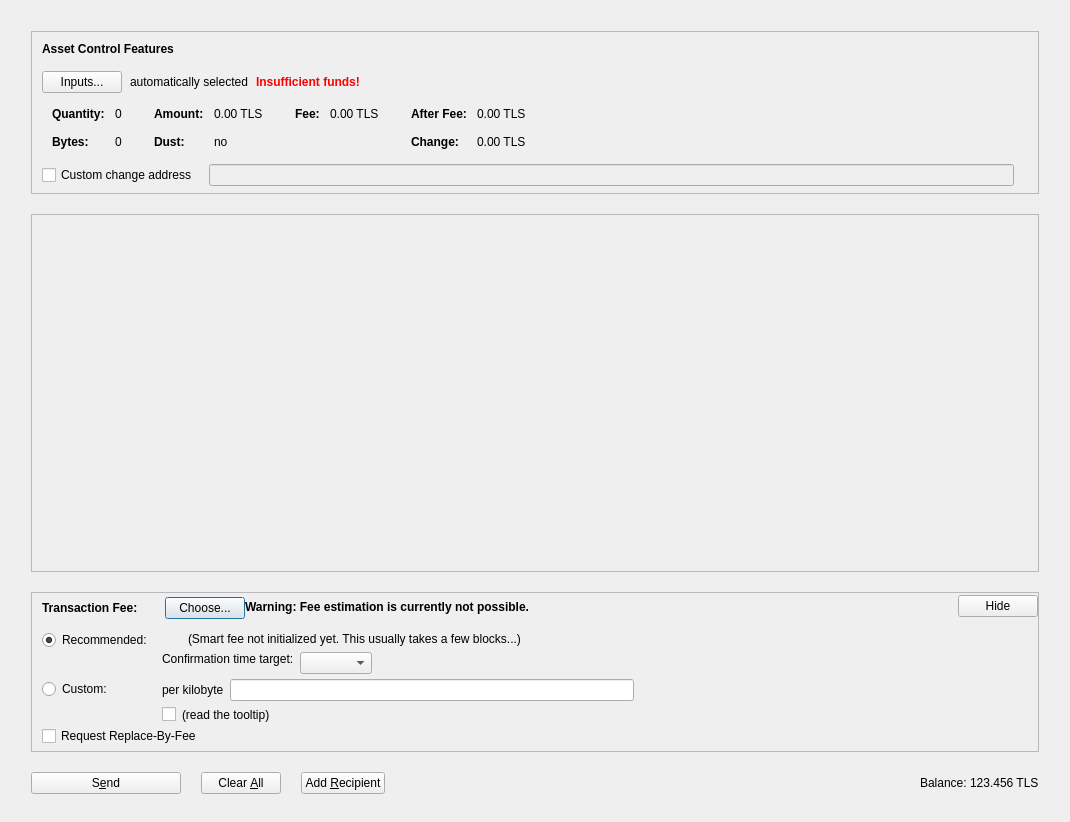
Above: src/qt/forms/assetsdialog.ui from Telestai-Project/telestai before the change. Below: the same form after it.
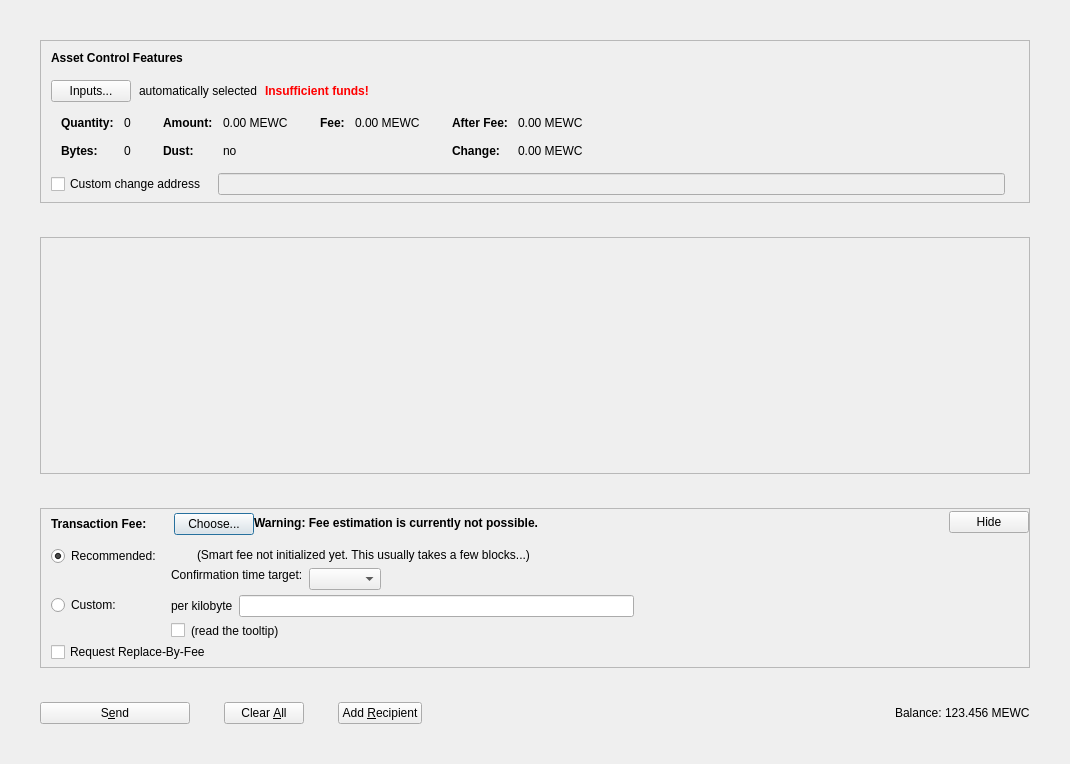
That is the form after the change. Icons and pictures are not drawn. Custom widgets are drawn as their Qt base class.

Patch:
```diff
--- a/src/qt/forms/assetsdialog.ui
+++ b/src/qt/forms/assetsdialog.ui
@@ -7,32 +7,27 @@
     <x>0</x>
     <y>0</y>
     <width>1070</width>
-    <height>822</height>
+    <height>764</height>
    </rect>
   </property>
   <property name="windowTitle">
    <string>Send Coins</string>
   </property>
-  <layout class="QVBoxLayout" name="verticalLayout" stretch="0">
-   <property name="bottomMargin">
-    <number>8</number>
-   </property>
-   <item>
-    <layout class="QVBoxLayout" name="verticalLayout_3">
+  <layout class="QVBoxLayout" name="verticalLayout" stretch="0,1,0,0">
      <property name="spacing">
-      <number>20</number>
+    <number>34</number>
      </property>
      <property name="leftMargin">
-      <number>20</number>
+    <number>40</number>
      </property>
      <property name="topMargin">
-      <number>20</number>
+    <number>40</number>
      </property>
      <property name="rightMargin">
-      <number>20</number>
+    <number>40</number>
      </property>
      <property name="bottomMargin">
-      <number>20</number>
+    <number>40</number>
      </property>
      <item>
       <widget class="QFrame" name="frameAssetControl">
@@ -71,7 +66,7 @@
          <number>6</number>
         </property>
         <item>
-         <layout class="QVBoxLayout" name="verticalLayoutAssetControl" stretch="0,0,0,0,1">
+       <layout class="QVBoxLayout" name="verticalLayoutAssetControl" stretch="0,0,0,0,0">
           <property name="spacing">
            <number>0</number>
           </property>
@@ -341,7 +336,7 @@
                     <enum>Qt::ActionsContextMenu</enum>
                    </property>
                    <property name="text">
-                    <string notr="true">0.00 TLS</string>
+                  <string notr="true">0.00 MEWC</string>
                    </property>
                    <property name="textInteractionFlags">
                     <set>Qt::LinksAccessibleByMouse|Qt::TextSelectableByKeyboard|Qt::TextSelectableByMouse</set>
@@ -421,7 +416,7 @@
                     <enum>Qt::ActionsContextMenu</enum>
                    </property>
                    <property name="text">
-                    <string notr="true">0.00 TLS</string>
+                  <string notr="true">0.00 MEWC</string>
                    </property>
                    <property name="textInteractionFlags">
                     <set>Qt::LinksAccessibleByMouse|Qt::TextSelectableByKeyboard|Qt::TextSelectableByMouse</set>
@@ -472,7 +467,7 @@
                     <enum>Qt::ActionsContextMenu</enum>
                    </property>
                    <property name="text">
-                    <string notr="true">0.00 TLS</string>
+                  <string notr="true">0.00 MEWC</string>
                    </property>
                    <property name="textInteractionFlags">
                     <set>Qt::LinksAccessibleByMouse|Qt::TextSelectableByKeyboard|Qt::TextSelectableByMouse</set>
@@ -501,7 +496,7 @@
                     <enum>Qt::ActionsContextMenu</enum>
                    </property>
                    <property name="text">
-                    <string notr="true">0.00 TLS</string>
+                  <string notr="true">0.00 MEWC</string>
                    </property>
                    <property name="textInteractionFlags">
                     <set>Qt::LinksAccessibleByMouse|Qt::TextSelectableByKeyboard|Qt::TextSelectableByMouse</set>
@@ -604,8 +599,8 @@
          <rect>
           <x>0</x>
           <y>0</y>
-          <width>1010</width>
-          <height>257</height>
+        <width>988</width>
+        <height>105</height>
          </rect>
         </property>
         <layout class="QVBoxLayout" name="verticalLayout_2" stretch="0,1">
@@ -633,13 +628,10 @@
            <property name="orientation">
             <enum>Qt::Vertical</enum>
            </property>
-           <property name="sizeType">
-            <enum>QSizePolicy::Expanding</enum>
-           </property>
            <property name="sizeHint" stdset="0">
             <size>
              <width>20</width>
-             <height>100</height>
+           <height>40</height>
             </size>
            </property>
           </spacer>
@@ -876,7 +868,7 @@
                     </widget>
                    </item>
                    <item>
-                    <widget class="TelestaiAmountField" name="customFee"/>
+                  <widget class="BitcoinAmountField" name="customFee"/>
                    </item>
                    <item>
                     <spacer name="horizontalSpacer_6">
@@ -898,7 +890,7 @@
                    <item>
                     <widget class="QCheckBox" name="checkBoxMinimumFee">
                      <property name="toolTip">
-                      <string>Paying only the minimum fee is just fine as long as there is less transaction volume than space in the blocks. But be aware that this can end up in a never confirming transaction once there is more demand for telestai transactions than the network can process.</string>
+                    <string>Paying only the minimum fee is just fine as long as there is less transaction volume than space in the blocks. But be aware that this can end up in a never confirming transaction once there is more demand for meowcoin transactions than the network can process.</string>
                      </property>
                      <property name="text">
                       <string/>
@@ -911,7 +903,7 @@
                       <bool>true</bool>
                      </property>
                      <property name="toolTip">
-                      <string>Paying only the minimum fee is just fine as long as there is less transaction volume than space in the blocks. But be aware that this can end up in a never confirming transaction once there is more demand for telestai transactions than the network can process.</string>
+                    <string>Paying only the minimum fee is just fine as long as there is less transaction volume than space in the blocks. But be aware that this can end up in a never confirming transaction once there is more demand for meowcoin transactions than the network can process.</string>
                      </property>
                      <property name="text">
                       <string>(read the tooltip)</string>
@@ -1173,7 +1165,7 @@
           <string>S&amp;end</string>
          </property>
          <property name="icon">
-          <iconset resource="../telestai.qrc">
+        <iconset resource="../meowcoin.qrc">
            <normaloff>:/icons/send</normaloff>:/icons/send</iconset>
          </property>
          <property name="autoDefault">
@@ -1199,7 +1191,7 @@
           <string>Clear &amp;All</string>
          </property>
          <property name="icon">
-          <iconset resource="../telestai.qrc">
+        <iconset resource="../meowcoin.qrc">
            <normaloff>:/icons/remove</normaloff>:/icons/remove</iconset>
          </property>
          <property name="autoDefault">
@@ -1216,7 +1208,7 @@
           <string>Add &amp;Recipient</string>
          </property>
          <property name="icon">
-          <iconset resource="../telestai.qrc">
+        <iconset resource="../meowcoin.qrc">
            <normaloff>:/icons/add</normaloff>:/icons/add</iconset>
          </property>
          <property name="autoDefault">
@@ -1267,14 +1259,12 @@
             <cursorShape>IBeamCursor</cursorShape>
            </property>
            <property name="text">
-            <string notr="true">123.456 TLS</string>
+          <string notr="true">123.456 MEWC</string>
            </property>
            <property name="textInteractionFlags">
             <set>Qt::LinksAccessibleByMouse|Qt::TextSelectableByKeyboard|Qt::TextSelectableByMouse</set>
            </property>
           </widget>
-         </item>
-        </layout>
        </item>
       </layout>
      </item>
@@ -1286,17 +1276,17 @@
   <customwidget>
    <class>QValidatedLineEdit</class>
    <extends>QLineEdit</extends>
-   <header>qvalidatedlineedit.h</header>
+   <header>qt/qvalidatedlineedit.h</header>
   </customwidget>
   <customwidget>
-   <class>TelestaiAmountField</class>
+   <class>BitcoinAmountField</class>
    <extends>QLineEdit</extends>
-   <header>telestaiamountfield.h</header>
+   <header>qt/meowcoinamountfield.h</header>
    <container>1</container>
   </customwidget>
  </customwidgets>
  <resources>
-  <include location="../telestai.qrc"/>
+  <include location="../meowcoin.qrc"/>
  </resources>
  <connections/>
  <buttongroups>
```
Lines whose indentation alone changed are shown as unchanged.
